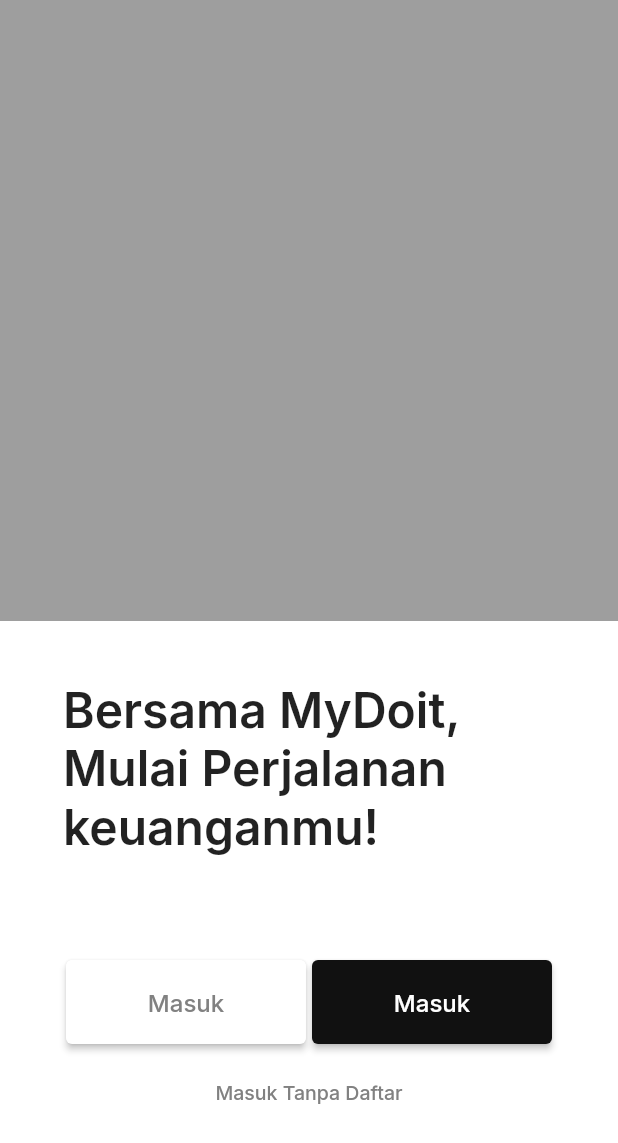
After one commit to BimaSurya00/mydoit_app, a Flutter app: the LandingPage1 screen opened directly, on a phone screen of 412 x 824 dp. The commit adds this screen. Shown: the top 1143 px of the screen. Run offline on Flutter 3.47's test engine with Material 2 defaults, Android fonts, the phone set to English and light mode, and no system bars; our stand-ins replace dots_indicator, google_fonts, introduction_screen; network calls fail.

Commit message:
create sign in & landing page

```diff
--- /dev/null
+++ b/lib/feature/landing_page/view/landing_page.dart
@@ -0,0 +1,84 @@
+import 'package:flutter/material.dart';
+import 'package:google_fonts/google_fonts.dart';
+
+class LandingPage1 extends StatefulWidget {
+  const LandingPage1({super.key});
+
+  @override
+  State<LandingPage1> createState() => _LandingPage1State();
+}
+
+class _LandingPage1State extends State<LandingPage1> {
+  @override
+  Widget build(BuildContext context) {
+    return Scaffold(
+      backgroundColor: Colors.white,
+      body: Column(
+        children: [
+          Container(
+            width: double.infinity,
+            height: 414,
+            color: Colors.grey,
+          ),
+          SizedBox(height: 40),
+          Container(
+            width: 328,
+            height: 118,
+            child: Text(
+              'Bersama MyDoit,\nMulai Perjalanan\nkeuanganmu!',
+              style:
+                  GoogleFonts.inter(fontSize: 32, fontWeight: FontWeight.w600),
+            ),
+          ),
+          SizedBox(height: 68),
+          Container(
+            width: 328,
+            height: 56,
+            child: Row(
+              crossAxisAlignment: CrossAxisAlignment.center,
+              mainAxisAlignment: MainAxisAlignment.spaceAround,
+              children: [
+                ElevatedButton(
+                  style: ElevatedButton.styleFrom(
+                    backgroundColor: Colors.white,
+                    fixedSize: Size(160, 56),
+                  ),
+                  onPressed: () {},
+                  child: Text(
+                    'Masuk',
+                    style: GoogleFonts.inter(
+                        color: Color(0xff818181),
+                        fontSize: 16,
+                        fontWeight: FontWeight.w500),
+                  ),
+                ),
+                ElevatedButton(
+                  style: ElevatedButton.styleFrom(
+                    backgroundColor: Color(0xff111111),
+                    fixedSize: Size(160, 56),
+                  ),
+                  onPressed: () {},
+                  child: Text(
+                    'Masuk',
+                    style: GoogleFonts.inter(
+                        color: Colors.white,
+                        fontSize: 16,
+                        fontWeight: FontWeight.w500),
+                  ),
+                ),
+              ],
+            ),
+          ),
+          SizedBox(height: 24),
+          Text(
+            'Masuk Tanpa Daftar',
+            style: GoogleFonts.inter(
+                fontSize: 13,
+                fontWeight: FontWeight.w500,
+                color: Color(0xff818181)),
+          )
+        ],
+      ),
+    );
+  }
+}
--- a/lib/main.dart
+++ b/lib/main.dart
@@ -1,4 +1,6 @@
 import 'package:flutter/material.dart';
+import 'package:mydoit_app/feature/auth/view/sign_in.dart';
+import 'package:mydoit_app/feature/landing_page/view/landing_page.dart';
 import 'package:mydoit_app/feature/welcome_page/view/onboarding.dart';
 
 void main() {
```
Also changed, not shown: lib/feature/auth/view/sign_in.dart (added, +60 -0 lines).
